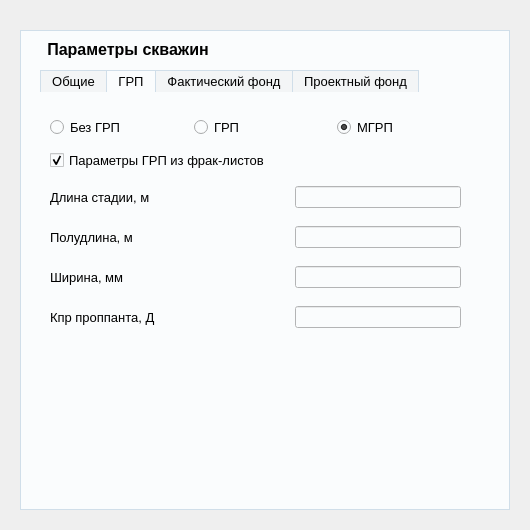
First picture: the form in app/gui/widgets/well_params.ui, repository Alina-Murzakova/Infill_drilling, before the edit.
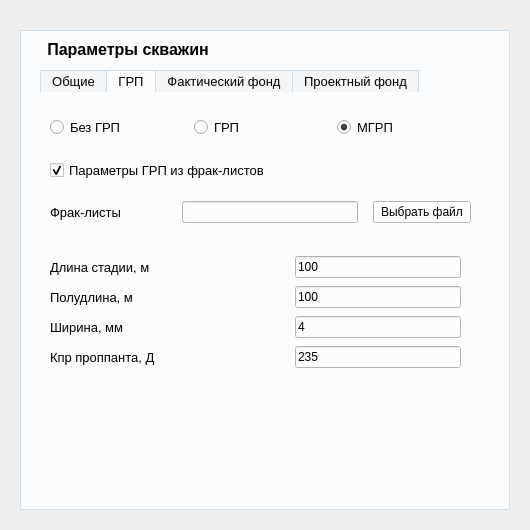
Second picture: the form after the edit. The open tabs and pages were chosen to show the change.

```diff
--- a/app/gui/widgets/well_params.ui
+++ b/app/gui/widgets/well_params.ui
@@ -386,7 +386,7 @@
       <property name="geometry">
        <rect>
         <x>10</x>
-        <y>90</y>
+        <y>160</y>
         <width>421</width>
         <height>31</height>
        </rect>
@@ -413,7 +413,7 @@
        <item>
         <widget class="QLineEdit" name="leLenStage">
          <property name="text">
-          <string/>
+          <string>100</string>
          </property>
         </widget>
        </item>
@@ -423,7 +423,7 @@
       <property name="geometry">
        <rect>
         <x>10</x>
-        <y>60</y>
+        <y>70</y>
         <width>421</width>
         <height>16</height>
        </rect>
@@ -465,7 +465,7 @@
       <property name="geometry">
        <rect>
         <x>10</x>
-        <y>130</y>
+        <y>190</y>
         <width>421</width>
         <height>31</height>
        </rect>
@@ -492,7 +492,7 @@
        <item>
         <widget class="QLineEdit" name="leXfr">
          <property name="text">
-          <string/>
+          <string>100</string>
          </property>
         </widget>
        </item>
@@ -502,7 +502,7 @@
       <property name="geometry">
        <rect>
         <x>10</x>
-        <y>170</y>
+        <y>220</y>
         <width>421</width>
         <height>31</height>
        </rect>
@@ -529,7 +529,7 @@
        <item>
         <widget class="QLineEdit" name="leWf">
          <property name="text">
-          <string/>
+          <string>4</string>
          </property>
         </widget>
        </item>
@@ -539,7 +539,7 @@
       <property name="geometry">
        <rect>
         <x>10</x>
-        <y>210</y>
+        <y>250</y>
         <width>421</width>
         <height>31</height>
        </rect>
@@ -566,7 +566,47 @@
        <item>
         <widget class="QLineEdit" name="lePermProppant">
          <property name="text">
-          <string/>
+          <string>235</string>
+         </property>
+        </widget>
+       </item>
+      </layout>
+     </widget>
+     <widget class="QWidget" name="horizontalLayoutWidget_4">
+      <property name="geometry">
+       <rect>
+        <x>10</x>
+        <y>100</y>
+        <width>421</width>
+        <height>41</height>
+       </rect>
+      </property>
+      <layout class="QHBoxLayout" name="hlFrac" stretch="12,18,10">
+       <property name="spacing">
+        <number>15</number>
+       </property>
+       <item>
+        <widget class="QLabel" name="lblFrac">
+         <property name="font">
+          <font>
+           <pointsize>10</pointsize>
+          </font>
+         </property>
+         <property name="text">
+          <string>Фрак-листы</string>
+         </property>
+         <property name="wordWrap">
+          <bool>true</bool>
+         </property>
+        </widget>
+       </item>
+       <item>
+        <widget class="QLineEdit" name="leFrac"/>
+       </item>
+       <item>
+        <widget class="QPushButton" name="btnFrac">
+         <property name="text">
+          <string>Выбрать файл</string>
          </property>
         </widget>
        </item>
```
Left out of the diff: 2 changed lines with no effect on the pictures.
